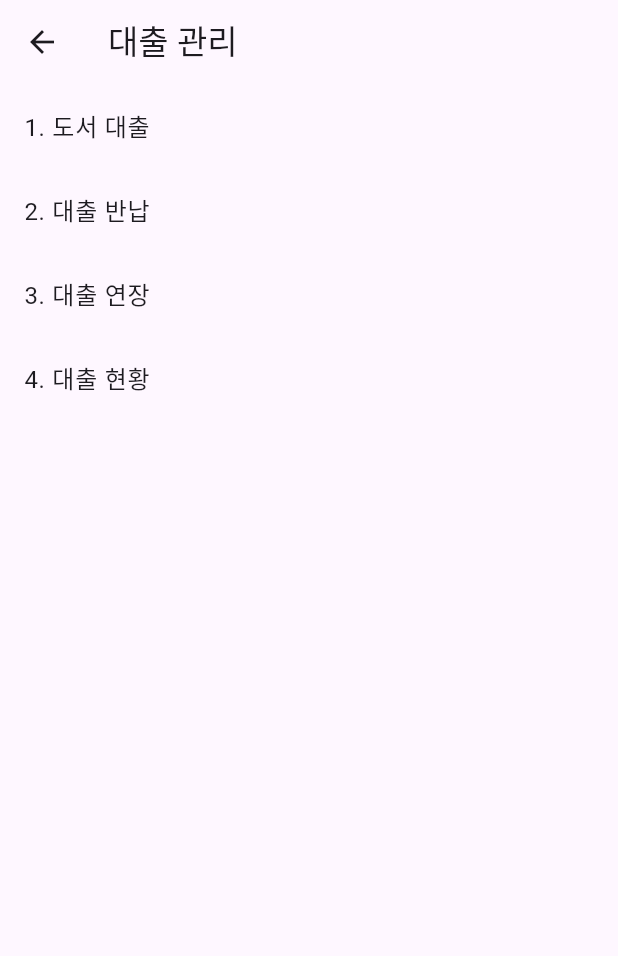
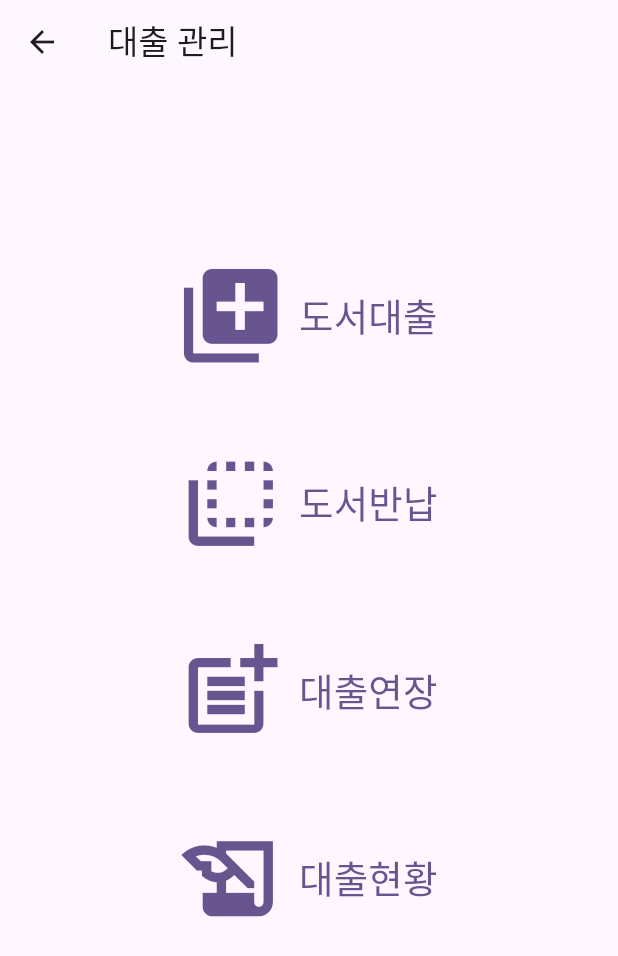
Before and after one commit to dodocap/flutter-library-manager, a Flutter app: the BorrowMainScreen screen opened by its route, on a phone screen of 412 x 824 dp. Shown: the top 956 px of the screen. Run offline on Flutter 3.47's test engine with Material 3 defaults, Android fonts, the phone set to English and light mode, and no system bars; our stand-ins replace go_router, sticky_headers.

Commit message:
feat: 메인, 대출관리 UI 변경

```diff
--- a/lib/presenter/borrow/borrow_main_screen.dart
+++ b/lib/presenter/borrow/borrow_main_screen.dart
@@ -18,33 +18,32 @@ class _BorrowMainScreenState extends State<BorrowMainScreen> {
       appBar: AppBar(
         title: const Text('대출 관리'),
       ),
-      body: Column(
-        children: [
-          ListTile(
-            title: const Text('1. 도서 대출'),
-            onTap: () {
-              context.push(Uri(path: '/borrow/member').toString());
-            },
+      body: Center(
+        child: Padding(
+          padding: const EdgeInsets.symmetric(vertical: 75.0),
+          child: Column(
+            mainAxisAlignment: MainAxisAlignment.spaceEvenly,
+            children: [
+              TextButton.icon(
+                  onPressed: () => context.push(Uri(path: '/borrow/member').toString()),
+                  icon: const Icon(Icons.library_add, size: 75),
+                  label: const Text('도서대출', style: TextStyle(fontSize: 25))),
+              TextButton.icon(
+                  onPressed: () => context.push(Uri(path: '/borrow/return').toString()),
+                  icon: const Icon(Icons.flip_to_back, size: 75),
+                  label: const Text('도서반납', style: TextStyle(fontSize: 25))),
+              TextButton.icon(
+                  onPressed: () => context.push(Uri(path: '/borrow/renewal').toString()),
+                  icon: const Icon(Icons.post_add, size: 75),
+                  label: const Text('대출연장', style: TextStyle(fontSize: 25))),
+              TextButton.icon(
+                  onPressed: () => context.push(Uri(path: '/borrow/history').toString()),
+                  icon: const Icon(Icons.history_edu, size: 75),
+                  label: const Text('대출현황', style: TextStyle(fontSize: 25))),
+              SizedBox(height: 50,)
+            ],
           ),
-          ListTile(
-            title: const Text('2. 대출 반납'),
-            onTap: () {
-              context.push(Uri(path: '/borrow/return').toString());
-            },
-          ),
-          ListTile(
-            title: const Text('3. 대출 연장'),
-            onTap: () {
-              context.push(Uri(path: '/borrow/renewal').toString());
-            },
-          ),
-          ListTile(
-            title: const Text('4. 대출 현황'),
-            onTap: () {
-              context.push(Uri(path: '/borrow/history').toString());
-            },
-          ),
-        ],
+        ),
       ),
     );
   }
--- a/lib/presenter/main/main_screen.dart
+++ b/lib/presenter/main/main_screen.dart
@@ -26,6 +26,7 @@ class MainScreen extends StatelessWidget {
                   onPressed: () => context.push(Uri(path: '/borrow').toString()),
                   icon: const Icon(Icons.local_library, size: 75),
                   label: const Text('대출관리', style: TextStyle(fontSize: 25))),
+              SizedBox(height: 50,)
             ],
           ),
         ),
```
